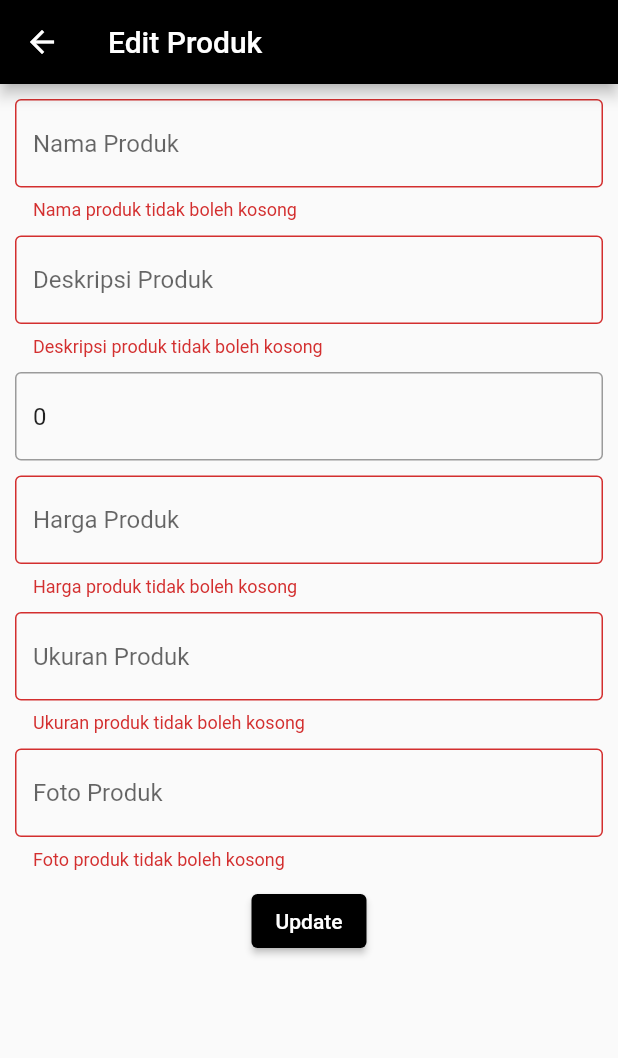
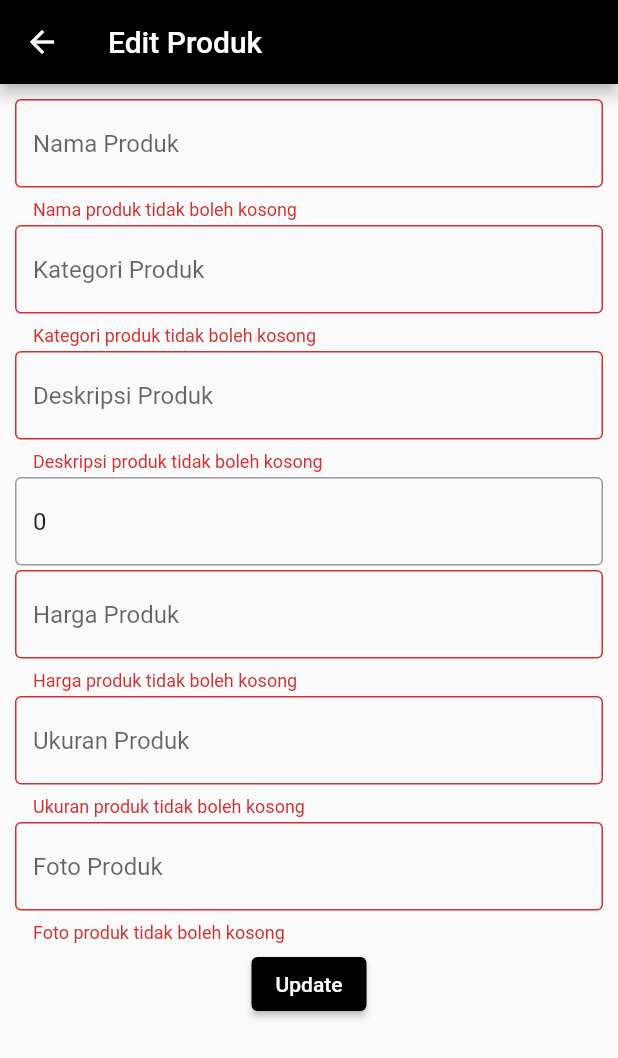
Before and after one commit to Dwkyyrz/owari-mobile, a Flutter app: the EditData screen opened directly with empty values, after a tap on "Update", on a phone screen of 412 x 824 dp. Shown: the top 1058 px of the screen. Run offline on Flutter 3.47's test engine with Material 2 defaults, Android fonts, the phone set to English and light mode, and no system bars; our stand-ins replace get, shared_preferences, simple_animations; accounts and stored records are empty.

Commit message:
leo lagi

```diff
--- a/lib/admin/home/edit.dart
+++ b/lib/admin/home/edit.dart
@@ -1,8 +1,7 @@
 import 'package:flutter/material.dart';
 import 'package:http/http.dart' as http;
 import 'package:owari/admin/dashboard/dashboard.dart';
-
-import '../mainleo.dart';
+import '/admin/mainleo.dart';
 
 class EditData extends StatefulWidget {
   final Map ListData;
@@ -14,43 +13,52 @@ class EditData extends StatefulWidget {
 
 class _EditDataState extends State<EditData> {
   final formKey = GlobalKey<FormState>();
-  final TextEditingController _pid = TextEditingController();
-  final TextEditingController _catid = TextEditingController();
-  final TextEditingController _nama = TextEditingController();
-  final TextEditingController _deskripsi = TextEditingController();
-  final TextEditingController _stock = TextEditingController();
-  final TextEditingController _harga = TextEditingController();
-  final TextEditingController _ukuran = TextEditingController();
-  final TextEditingController _foto = TextEditingController();
+  late TextEditingController _nama;
+  late TextEditingController _category;
+  late TextEditingController _stock;
+  late TextEditingController _harga;
+  late TextEditingController _deskripsi;
+  late TextEditingController _ukuran;
+  late TextEditingController _foto;
 
   Future<bool> _update() async {
+    try {
       final response = await http.post(
-        Uri.parse('https://owari-1.000webhostapp.com/owari/update_produk.php'),
+        Uri.parse('https://owari-1.000webhostapp.com/api/update_produk.php'),
         body: {
-          "p_id" : _pid.text,
-          "cat_id": _catid.text,
-          "nama": _nama.text,
-          "deskripsi": _deskripsi.text,
-          "stock": _stock.text,
-          "harga": _harga.text,
-          "ukuran": _ukuran.text,
-          "foto": _foto.text
-        });
+          'nama': _nama.text,
+          'category': _category.text,
+          'deskripsi': _deskripsi.text,
+          'stock': _stock.text,
+          'harga': _harga.text,
+          'ukuran': _ukuran.text,
+          'foto': _foto.text
+        },
+      );
       if (response.statusCode == 200) {
+        // Produk berhasil diupdate
         return true;
+      } else {
+        // Gagal update produk
+        return false;
       }
+    } catch (e) {
+      // Terjadi error dalam koneksi atau permintaan HTTP
+      print(e);
       return false;
+    }
   }
 
   @override
   void initState() {
     super.initState();
-    _nama.text = widget.ListData['nama'];
-    _deskripsi.text = widget.ListData['deskripsi'];
-    _stock.text = widget.ListData['stock'].toString();
-    _harga.text = widget.ListData['harga'].toString();
-    _ukuran.text = widget.ListData['ukuran'];
-    _foto.text = widget.ListData['foto'];
+    _nama = TextEditingController(text: widget.ListData['nama']);
+    _category = TextEditingController(text: widget.ListData['category']);
+    _stock = TextEditingController(text: widget.ListData['stock'].toString());
+    _harga = TextEditingController(text: widget.ListData['harga'].toString());
+    _deskripsi = TextEditingController(text: widget.ListData['deskripsi']);
+    _ukuran = TextEditingController(text: widget.ListData['ukuran']);
+    _foto = TextEditingController(text: widget.ListData['foto']);
   }
 
   @override
@@ -71,7 +79,8 @@ class _EditDataState extends State<EditData> {
                 controller: _nama,
                 decoration: InputDecoration(
                   focusedBorder: OutlineInputBorder(
-                      borderSide: BorderSide(color: Colors.black)),
+                    borderSide: BorderSide(color: Colors.black),
+                  ),
                   hintText: "Nama Produk",
                   border: OutlineInputBorder(
                     borderSide: BorderSide(width: 3, color: Colors.black),
@@ -84,12 +93,32 @@ class _EditDataState extends State<EditData> {
                   return null;
                 },
               ),
-              SizedBox(height: 10),
+              SizedBox(height: 3),
+              TextFormField(
+                controller: _category,
+                decoration: InputDecoration(
+                  focusedBorder: OutlineInputBorder(
+                    borderSide: BorderSide(color: Colors.black),
+                  ),
+                  hintText: "Kategori Produk",
+                  border: OutlineInputBorder(
+                    borderSide: BorderSide(width: 3, color: Colors.black),
+                  ),
+                ),
+                validator: (value) {
+                  if (value!.isEmpty) {
+                    return "Kategori produk tidak boleh kosong";
+                  }
+                  return null;
+                },
+              ),
+              SizedBox(height: 3),
               TextFormField(
                 controller: _deskripsi,
                 decoration: InputDecoration(
                   focusedBorder: OutlineInputBorder(
-                      borderSide: BorderSide(color: Colors.black)),
+                    borderSide: BorderSide(color: Colors.black),
+                  ),
                   hintText: "Deskripsi Produk",
                   border: OutlineInputBorder(
                     borderSide: BorderSide(width: 3, color: Colors.black),
@@ -102,12 +131,13 @@ class _EditDataState extends State<EditData> {
                   return null;
                 },
               ),
-              SizedBox(height: 10),
+              SizedBox(height: 3),
               TextFormField(
                 controller: _stock,
                 decoration: InputDecoration(
                   focusedBorder: OutlineInputBorder(
-                      borderSide: BorderSide(color: Colors.black)),
+                    borderSide: BorderSide(color: Colors.black),
+                  ),
                   hintText: "Stock Produk",
                   border: OutlineInputBorder(
                     borderSide: BorderSide(width: 3, color: Colors.black),
@@ -120,12 +150,13 @@ class _EditDataState extends State<EditData> {
                   return null;
                 },
               ),
-              SizedBox(height: 10),
+              SizedBox(height: 3),
               TextFormField(
                 controller: _harga,
                 decoration: InputDecoration(
                   focusedBorder: OutlineInputBorder(
-                      borderSide: BorderSide(color: Colors.black)),
+                    borderSide: BorderSide(color: Colors.black),
+                  ),
                   hintText: "Harga Produk",
                   border: OutlineInputBorder(
                     borderSide: BorderSide(width: 3, color: Colors.black),
@@ -138,12 +169,13 @@ class _EditDataState extends State<EditData> {
                   return null;
                 },
               ),
-              SizedBox(height: 10),
+              SizedBox(height: 3),
               TextFormField(
                 controller: _ukuran,
                 decoration: InputDecoration(
                   focusedBorder: OutlineInputBorder(
-                      borderSide: BorderSide(color: Colors.black)),
+                    borderSide: BorderSide(color: Colors.black),
+                  ),
                   hintText: "Ukuran Produk",
                   border: OutlineInputBorder(
                     borderSide: BorderSide(width: 3, color: Colors.black),
@@ -156,12 +188,13 @@ class _EditDataState extends State<EditData> {
                   return null;
                 },
               ),
-              SizedBox(height: 10),
+              SizedBox(height: 3),
               TextFormField(
                 controller: _foto,
                 decoration: InputDecoration(
                   focusedBorder: OutlineInputBorder(
-                      borderSide: BorderSide(color: Colors.black)),
+                    borderSide: BorderSide(color: Colors.black),
+                  ),
                   hintText: "Foto Produk",
                   border: OutlineInputBorder(
                     borderSide: BorderSide(width: 3, color: Colors.black),
@@ -174,30 +207,36 @@ class _EditDataState extends State<EditData> {
                   return null;
                 },
               ),
-              SizedBox(height: 10),
+              SizedBox(height: 3),
               ElevatedButton(
                 style: ElevatedButton.styleFrom(
                   backgroundColor: Colors.black,
-                    foregroundColor: Colors.white),
+                  foregroundColor: Colors.white,
+                ),
                 child: Text("Update"),
                 onPressed: () {
                   if (formKey.currentState!.validate()) {
+                    try {
                       _update().then((value) {
                         if (value) {
                           scaffoldMessangerKey.currentState!.showSnackBar(
-                            SnackBar(content: Text("Data Berhasil Di Update")));
+                              SnackBar(
+                                  content: Text("Data Berhasil Diupdate")));
                         } else {
                           scaffoldMessangerKey.currentState!.showSnackBar(
-                            SnackBar(content: Text("Data Gagal Di Update")));
+                              SnackBar(content: Text("Data Gagal Diupdate")));
                         }
                       });
                       Navigator.of(context).pushAndRemoveUntil(
                           MaterialPageRoute(
                               builder: ((BuildContext context) => Dashboard())),
                           (route) => false);
+                    } catch (e) {
+                      print('Error $e');
+                    }
                   }
                 },
-              )
+              ),
             ],
           ),
         ),
```
Also changed, not shown: lib/admin/home/create.dart (+60 -24 lines), lib/admin/home/home.dart (+6 -6 lines). Lines whose indentation alone changed are shown as unchanged.
